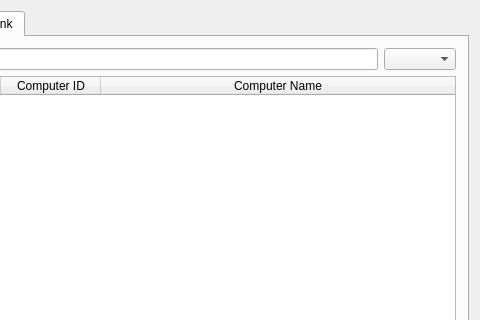
First picture: the form in mainwindow.ui, repository marin16/Skil3, before the edit; both pictures show x 224 to 704 and y 0 to 320 of the 704 by 621 pixel window.
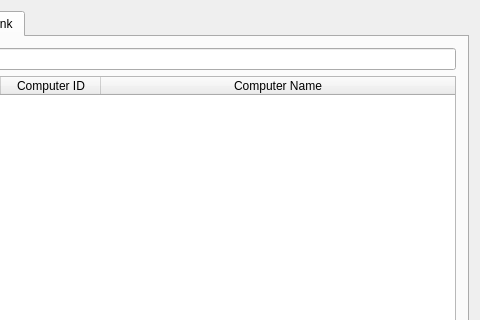
Second picture: the form after the edit. The open tabs and pages were chosen to show the change.

Commit message: Removed ddm's

```diff
--- a/mainwindow.ui
+++ b/mainwindow.ui
@@ -423,13 +423,6 @@
             </property>
            </widget>
           </item>
-          <item>
-           <widget class="QComboBox" name="ddmTableLink">
-            <property name="currentText">
-             <string/>
-            </property>
-           </widget>
-          </item>
          </layout>
         </item>
         <item>
```
Left out of the diff: 16 changed lines with no effect on the pictures. The commit also changes 2 other files.
